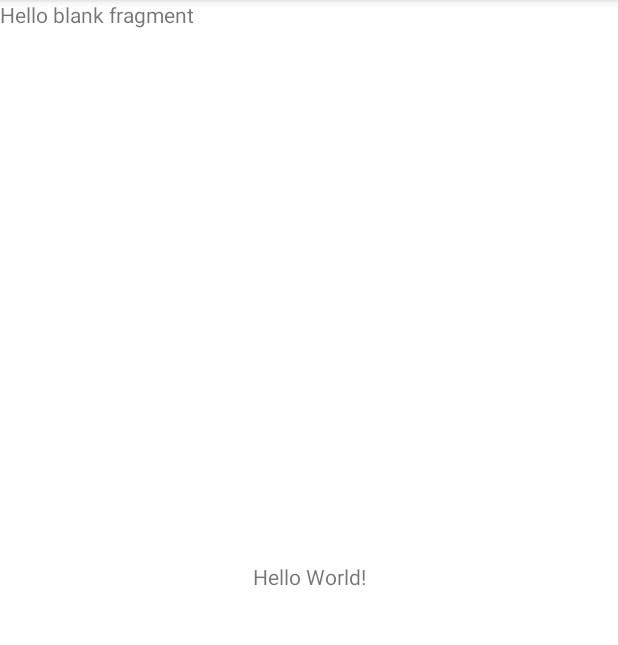
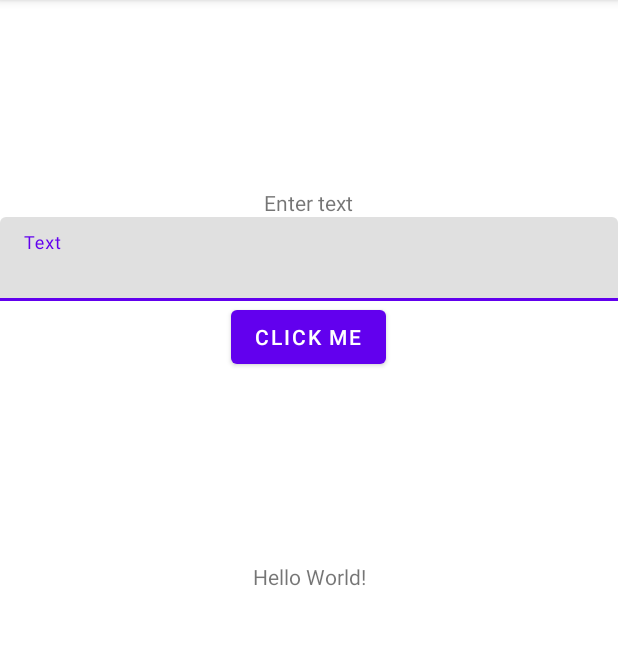
Before and after one commit to frendz0nchik/gittest, an Android app: the screen it shows after launch (MainActivity), on a phone screen of 412 x 824 dp, the part 84-729 px from its top. Run offline under Robolectric (Android 15) with nearby library versions, the phone set to English and light mode, and no system bars.

Commit message:
dobavil knopku i tekstovoe pole

```diff
--- a/app/src/main/res/layout/fragment_blank.xml
+++ b/app/src/main/res/layout/fragment_blank.xml
@@ -1,14 +1,31 @@
 <?xml version="1.0" encoding="utf-8"?>
-<FrameLayout xmlns:android="http://schemas.android.com/apk/res/android"
+<LinearLayout xmlns:android="http://schemas.android.com/apk/res/android"
     xmlns:tools="http://schemas.android.com/tools"
+	android:orientation="vertical"
+	android:gravity="center"
     android:layout_width="match_parent"
     android:layout_height="match_parent"
     tools:context=".BlankFragment">
 
-    <!-- TODO: Update blank fragment layout -->
     <TextView
+        android:layout_width="wrap_content"
+        android:layout_height="wrap_content"
+        android:text="Enter text" />
+
+    <com.google.android.material.textfield.TextInputLayout
         android:layout_width="match_parent"
-        android:layout_height="match_parent"
-        android:text="@string/hello_blank_fragment" />
+        android:layout_height="wrap_content">
 
-</FrameLayout>
+        <com.google.android.material.textfield.TextInputEditText
+            android:layout_width="match_parent"
+            android:layout_height="wrap_content"
+            android:hint="Text"
+            android:singleLine="true" />
+    </com.google.android.material.textfield.TextInputLayout>
+
+	<Button
+        android:layout_width="wrap_content"
+        android:layout_height="wrap_content"
+        android:text="Click me" />
+
+</LinearLayout>
```
